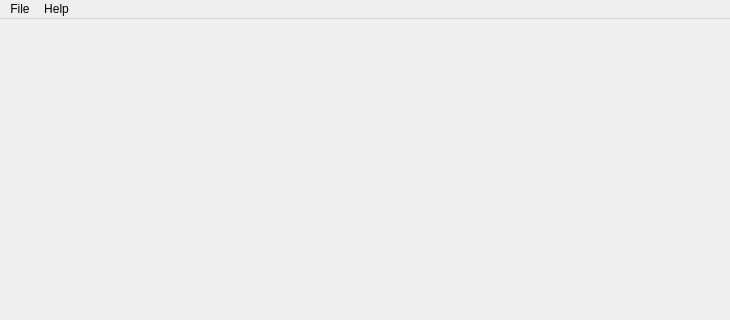
resul4e/INFOMR-Project, file Resources/MainWindow.ui: the form before one commit; both pictures show x 0 to 730 and y 0 to 320 of the 730 by 623 pixel window.
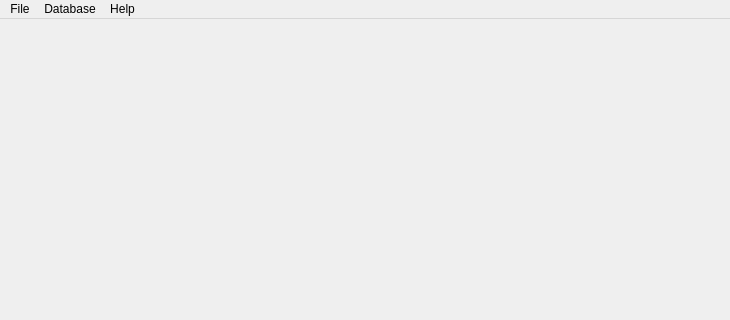
The form after the commit.

Commit message: *We can now import both databases* -Created new QueryManager that will be used to do the queries later on. It is also the class that takes care of loading the databases. -Created new Database class that will hold all of the models and will be able to normalize, feature extract and export to excel. -Added Database menu item to menubar. Here we will be able to import the databases and export feature data to excel. -Menubar now has functions to import both databases.

```diff
--- a/Resources/MainWindow.ui
+++ b/Resources/MainWindow.ui
@@ -43,12 +43,18 @@
     <addaction name="exportDataFileMenu"/>
     <addaction name="exitAction"/>
    </widget>
+			<widget class="QMenu" name="menuDatabase">
+				<property name="title">
+					<string>Database</string>
+				</property>
+			</widget>
    <widget class="QMenu" name="menuHelp">
     <property name="title">
      <string>Help</string>
     </property>
    </widget>
    <addaction name="menuFile"/>
+			<addaction name="menuDatabase"/>
    <addaction name="menuHelp"/>
   </widget>
   <action name="openProjectAction">
```
Lines whose indentation alone changed are shown as unchanged. The commit also changes 7 other files.
